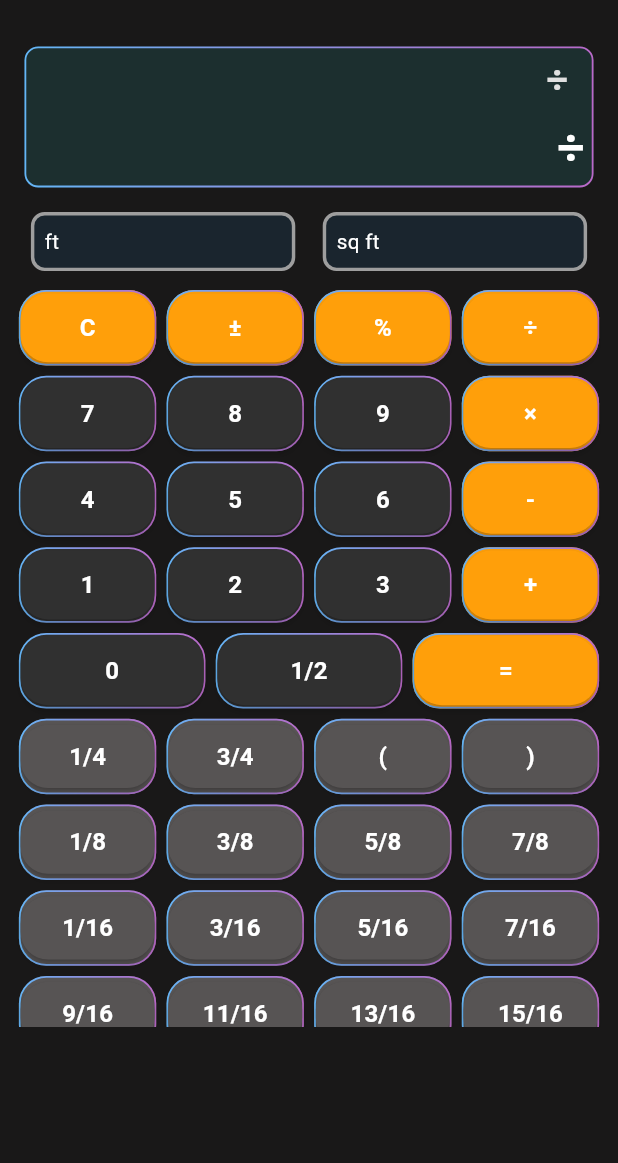
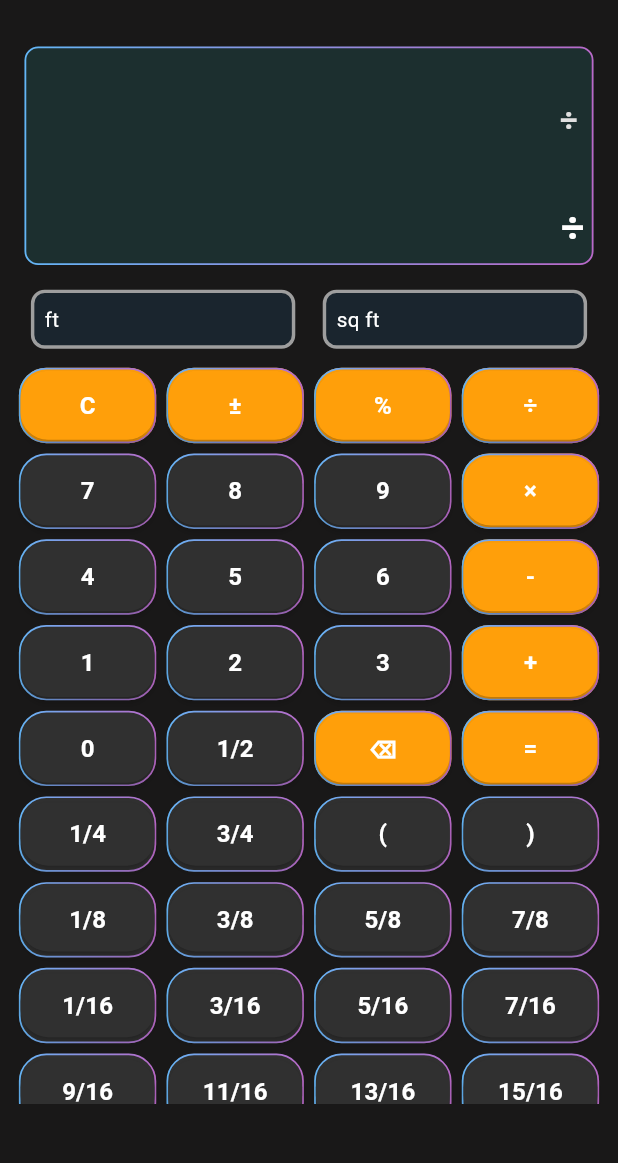
Before and after one commit to johnhcolani/HandiCalc, a Flutter app: the screen it shows after launch, after a tap on an icon or button, on a phone screen of 412 x 824 dp, the part 59-1222 px from its top. Run offline on Flutter 3.47's test engine with Material 3 defaults, Android fonts, the phone set to English and light mode, and no system bars; drawn by our look-alikes of auto_size_text; our stand-ins replace flutter_bloc, flutter_screenutil, gradient_borders, lottie; missing offline and left inert: fraction.

Commit message:
Added Autosize

```diff
--- a/lib/features/calculator/presentation/blocs/calculator_bloc.dart
+++ b/lib/features/calculator/presentation/blocs/calculator_bloc.dart
@@ -35,8 +35,22 @@ class CalculatorBloc extends Bloc<CalculatorEvent, CalculatorState> {
     on<EqualsEvent>(_handleEquals);
     on<NegateEvent>(_handleNegate);
     on<PercentEvent>(_handlePercent);
+    on<BackspaceEvent>(_handleBackspace);
   }
+  void _handleBackspace(BackspaceEvent event, Emitter<CalculatorState> emit) {
+    if (_expressionBuffer.isNotEmpty) {
+      // Remove the last character from both buffers
+      _expressionBuffer = _expressionBuffer.substring(0, _expressionBuffer.length - 1);
+      _displayBuffer = _displayBuffer.length > 1
+          ? _displayBuffer.substring(0, _displayBuffer.length - 1)
+          : '0';
 
+      emit(state.copyWith(
+        displayText: _displayBuffer,
+        expression: _expressionBuffer,
+      ));
+    }
+  }
   void _handleClear(ClearEvent event, Emitter<CalculatorState> emit) {
     _expressionBuffer = '';
     _displayBuffer = '0';
@@ -117,6 +131,7 @@ class CalculatorBloc extends Bloc<CalculatorEvent, CalculatorState> {
   }
 
   void _handleOperator(OperatorEvent event, Emitter<CalculatorState> emit) {
+    // Add operator with spaces to ensure tokenization works
     _expressionBuffer += ' ${event.operator} ';
     _displayBuffer = event.operator;
     emit(state.copyWith(
--- a/lib/features/calculator/presentation/blocs/calculator_event.dart
+++ b/lib/features/calculator/presentation/blocs/calculator_event.dart
@@ -27,3 +27,4 @@ class ParenthesisEvent extends CalculatorEvent {
   final bool isOpen;
   ParenthesisEvent(this.isOpen);
 }
+class BackspaceEvent extends CalculatorEvent {}
--- a/lib/features/calculator/presentation/screens/fraction_calculator_screen.dart
+++ b/lib/features/calculator/presentation/screens/fraction_calculator_screen.dart
@@ -1,3 +1,4 @@
+import 'package:auto_size_text/auto_size_text.dart';
 import 'package:flutter/material.dart';
 import 'package:flutter_bloc/flutter_bloc.dart';
 import 'package:flutter_screenutil/flutter_screenutil.dart';
@@ -82,10 +83,21 @@ class FractionCalculatorScreen extends StatelessWidget {
             Container(
               alignment: Alignment.centerRight,
               padding: EdgeInsets.symmetric(horizontal: 8.w, vertical: 2.h),
-              child: Text(
+              constraints: BoxConstraints(
+                maxHeight: 80.h, // Increased height for 3-4 lines
+
+              ),
+              child: AutoSizeText(
                 state.expression,
+                maxLines: 2, // Allow up to 4 lines
+                minFontSize: 18.0.sp, // Smaller minimum size for longer expressions
+                stepGranularity: 0.5.sp, // Required for decimal font sizes
+                maxFontSize: constraints.maxWidth > 600 ? 16.sp : 20.sp, // Smaller than original
+                overflow: TextOverflow.clip,
+
+                textAlign: TextAlign.right,
                 style: TextStyle(
-                  fontSize: constraints.maxWidth > 600 ? 18.sp : 22.sp, // Smaller on tablets
+                  fontSize: 16.sp,
                   fontWeight: FontWeight.bold,
                   color: Colors.grey[300],
                 ),
@@ -94,10 +106,19 @@ class FractionCalculatorScreen extends StatelessWidget {
             Container(
               alignment: Alignment.centerRight,
               padding: EdgeInsets.symmetric(horizontal: 4.w, vertical: 2.h),
-              child: Text(
+              constraints: BoxConstraints(
+                maxHeight: 40.h, // Keep result display compact
+                minHeight: 28.h,
+              ),
+              child: AutoSizeText(
                 state.displayText,
+                maxLines: 2,
+                minFontSize: 24.sp,
+                stepGranularity: 0.5.sp,
+                maxFontSize: constraints.maxWidth > 600 ? 24.sp : 28.sp,
+                overflow: TextOverflow.ellipsis,
+                textAlign: TextAlign.right,
                 style: TextStyle(
-                  fontSize: constraints.maxWidth > 600 ? 24.sp : 28.sp, // Scale for large screens
                   fontWeight: FontWeight.bold,
                   color: Colors.white,
                 ),
@@ -108,7 +129,6 @@ class FractionCalculatorScreen extends StatelessWidget {
       ),
     );
   }
-
 
 
   Widget _buildResultContainers(CalculatorState state) {
@@ -210,6 +230,7 @@ class FractionCalculatorScreen extends StatelessWidget {
       children: [
         CalculatorButton(text: "0"),
         CalculatorButton(text: "1/2"),
+        CalculatorButton(text: "⌫", isOperator: true),
          CalculatorButton(text: "=", isOperator: true),
       ],
     );
--- a/lib/features/calculator/presentation/widgets/calculator_button.dart
+++ b/lib/features/calculator/presentation/widgets/calculator_button.dart
@@ -65,8 +65,10 @@ class CalculatorButton extends StatelessWidget {
       bloc.add(NegateEvent());
     } else if (text == "%") {
       bloc.add(PercentEvent());
-    } else if (["÷", "×", "-", "+"].contains(text)) {
+    } else if (["÷", "×", "-", "+"].contains(text)) { // Removed "⌫" from here
       bloc.add(OperatorEvent(text));
+    } else if (text == "⌫") { // Added separate case for backspace
+      bloc.add(BackspaceEvent());
     } else if (text == "=") {
       bloc.add(EqualsEvent());
     } else if (text == "(") {
@@ -74,24 +76,23 @@ class CalculatorButton extends StatelessWidget {
     } else if (text == ")") {
       bloc.add(ParenthesisEvent(false));
     } else if (text.contains("/")) {
-      bloc.add(FractionEvent('"${text}"')); // Ensure fractions/mixed numbers are quoted (e.g., "1/2", "1 1/2")
+      bloc.add(FractionEvent('"${text}"'));
     } else {
       bloc.add(DigitEvent(text));
     }
-
-    print('Button pressed: $text'); // Debug: Print the button text to verify
   }
 
   ({Color backgroundColor, Color textColor}) _getButtonColors(BuildContext context) {
-    if (isOperator || ["×", "-", "+", "÷"].contains(text)) {
+    if (isOperator || ["×", "-", "+", "÷"].contains(text)) { // Removed "⌫"
       return (
       backgroundColor: const Color(0xFFFF9F0A),
       textColor: Colors.white
       );
     }
-    if (isFraction) {
+// Add a separate case for "⌫" if needed
+    if (text == "⌫") {
       return (
-      backgroundColor: const Color(0xFF575454),
+      backgroundColor: const Color(0xFFFF3B30), // Red color for backspace
       textColor: Colors.white
       );
     }
--- a/pubspec.yaml
+++ b/pubspec.yaml
@@ -42,6 +42,7 @@ dependencies:
   url_launcher: ^6.3.1
   change_app_package_name: ^1.4.0
   flutter_screenutil: ^5.9.3
+  auto_size_text: ^3.0.0
 
 dev_dependencies:
   flutter_test:
```
Also changed, not shown: pubspec.lock, 4 other files.
